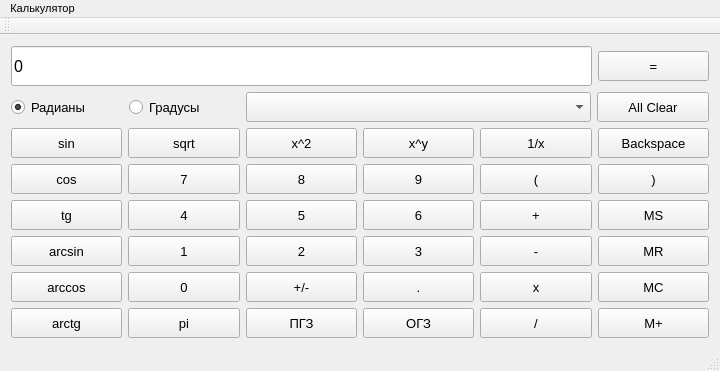
The window that mainwindow.ui (meowheh/calc-practika) describes before a commit, drawn with Qt 5.
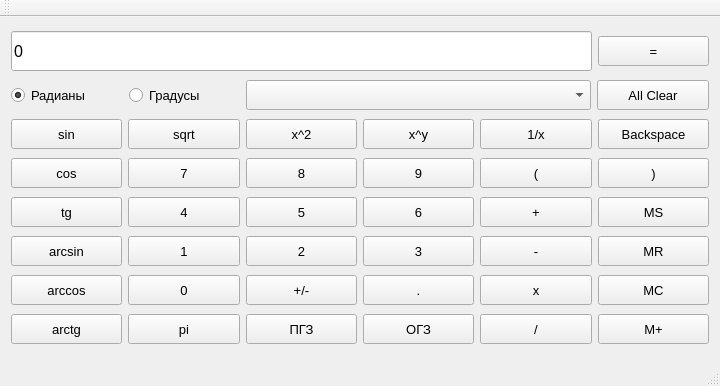
The same window after the commit.

Commit message: Добавлены всплывающие подсказки

Patch:
```diff
--- a/mainwindow.ui
+++ b/mainwindow.ui
@@ -7,7 +7,7 @@
     <x>0</x>
     <y>0</y>
     <width>720</width>
-    <height>363</height>
+    <height>386</height>
    </rect>
   </property>
   <property name="font">
@@ -1010,33 +1010,6 @@
     </item>
    </layout>
   </widget>
-  <widget class="QMenuBar" name="menuBar">
-   <property name="geometry">
-    <rect>
-     <x>0</x>
-     <y>0</y>
-     <width>720</width>
-     <height>16</height>
-    </rect>
-   </property>
-   <property name="font">
-    <font>
-     <pointsize>8</pointsize>
-    </font>
-   </property>
-   <widget class="QMenu" name="menu">
-    <property name="font">
-     <font>
-      <pointsize>10</pointsize>
-     </font>
-    </property>
-    <property name="title">
-     <string>Калькулятор</string>
-    </property>
-    <addaction name="action_2"/>
-   </widget>
-   <addaction name="menu"/>
-  </widget>
   <widget class="QToolBar" name="mainToolBar">
    <attribute name="toolBarArea">
     <enum>TopToolBarArea</enum>
```
Left out of the diff: 93 changed lines with no effect on the pictures. The commit also changes 2 other files.
